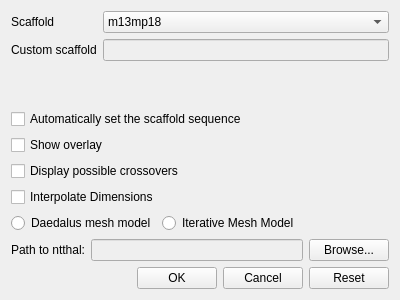
1A-OneAngstrom/Adenita, file AdenitaCoreSE/form/SEAdenitaCoreSettings.ui: the form before one commit.
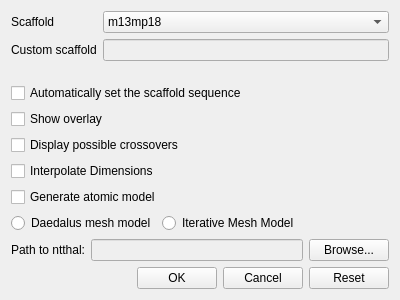
The form after the commit.

Commit message: Add a command and an option to generate atomic models

Patch:
```diff
--- a/AdenitaCoreSE/form/SEAdenitaCoreSettings.ui
+++ b/AdenitaCoreSE/form/SEAdenitaCoreSettings.ui
@@ -110,6 +110,16 @@
      </property>
     </widget>
    </item>
+   <item>
+    <widget class="QCheckBox" name="checkBoxGenerateAtomicDetails">
+     <property name="toolTip">
+      <string>&lt;html&gt;&lt;head/&gt;&lt;body&gt;&lt;p&gt;Check to generate atomic model when creating DNA structures with Adenita.&lt;/p&gt;&lt;p&gt;Please note that when using this option the generation will be slower since it is necessary to generate all the atoms.&lt;/p&gt;&lt;/body&gt;&lt;/html&gt;</string>
+     </property>
+     <property name="text">
+      <string>Generate atomic model</string>
+     </property>
+    </widget>
+   </item>
    <item>
     <layout class="QHBoxLayout" name="horizontalLayout_3">
      <item>
```
Left out of the diff: 18 changed lines with no effect on the pictures. The commit also changes 31 other files.
